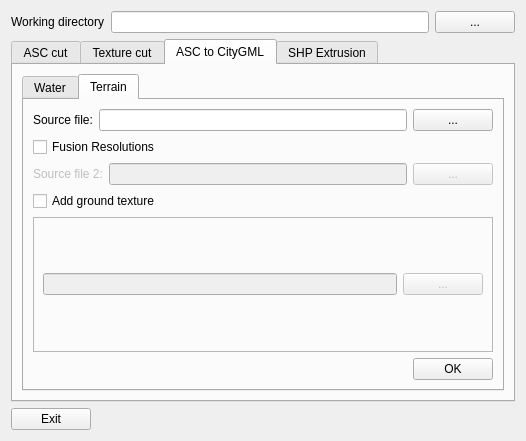
Old version of the form src/plugins/CityGMLFloodARQtPlugin/Dialogs/dialogFloodAR.ui in the repository VCityTeam/3DUSE.
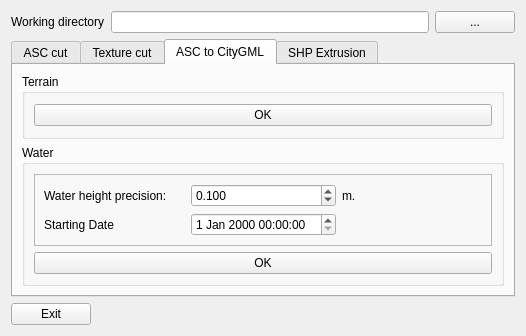
New version of the form. The open tabs and pages were chosen to show the change.

Commit message: Terrain to CityGML automation

```diff
--- a/src/plugins/CityGMLFloodARQtPlugin/Dialogs/dialogFloodAR.ui
+++ b/src/plugins/CityGMLFloodARQtPlugin/Dialogs/dialogFloodAR.ui
@@ -7,7 +7,7 @@
     <x>0</x>
     <y>0</y>
     <width>526</width>
-    <height>441</height>
+    <height>315</height>
    </rect>
   </property>
   <property name="windowTitle">
@@ -211,16 +211,31 @@
       </attribute>
       <layout class="QVBoxLayout" name="verticalLayout_7">
        <item>
-        <widget class="QTabWidget" name="tabWidget_2">
-         <property name="currentIndex">
-          <number>0</number>
+        <widget class="QGroupBox" name="groupBox_3">
+         <property name="title">
+          <string>Terrain</string>
          </property>
-         <widget class="QWidget" name="watertab">
-          <attribute name="title">
-           <string>Water</string>
-          </attribute>
           <layout class="QVBoxLayout" name="verticalLayout_5">
            <item>
+           <widget class="QPushButton" name="btn_ASCtoTerrain_exec">
+            <property name="text">
+             <string>OK</string>
+            </property>
+           </widget>
+          </item>
+         </layout>
+         <zorder>tabWidget_2</zorder>
+         <zorder>tabWidget_2</zorder>
+         <zorder>btn_ASCtoTerrain_exec</zorder>
+        </widget>
+       </item>
+       <item>
+        <widget class="QGroupBox" name="groupBox_2">
+         <property name="title">
+          <string>Water</string>
+         </property>
+         <layout class="QVBoxLayout" name="verticalLayout_2">
+          <item>
             <layout class="QHBoxLayout" name="horizontalLayout_6">
              <item>
               <widget class="QFrame" name="frame">
@@ -289,7 +304,7 @@
              </item>
             </layout>
            </item>
-           <item alignment="Qt::AlignRight">
+          <item>
             <widget class="QPushButton" name="btn_ASCtoWater_exec">
              <property name="text">
               <string>OK</string>
@@ -297,116 +312,9 @@
             </widget>
            </item>
           </layout>
-         </widget>
-         <widget class="QWidget" name="terraintab">
-          <attribute name="title">
-           <string>Terrain</string>
-          </attribute>
-          <layout class="QVBoxLayout" name="verticalLayout_2">
-           <item>
-            <layout class="QHBoxLayout" name="horizontalLayout_5">
-             <item>
-              <widget class="QLabel" name="label_7">
-               <property name="text">
-                <string>Source file:</string>
-               </property>
-              </widget>
-             </item>
-             <item>
-              <widget class="QLineEdit" name="lineEdit_ASCtoTerrain1"/>
-             </item>
-             <item>
-              <widget class="QPushButton" name="btn_ASCtoTerrain_src1">
-               <property name="text">
-                <string>...</string>
-               </property>
-              </widget>
-             </item>
-            </layout>
-           </item>
-           <item>
-            <widget class="QCheckBox" name="chkBox_fusion">
-             <property name="text">
-              <string>Fusion Resolutions</string>
-             </property>
-            </widget>
-           </item>
-           <item>
-            <layout class="QHBoxLayout" name="horizontalLayout_7">
-             <item>
-              <widget class="QLabel" name="label_14">
-               <property name="enabled">
-                <bool>false</bool>
-               </property>
-               <property name="text">
-                <string>Source file 2:</string>
-               </property>
-              </widget>
-             </item>
-             <item>
-              <widget class="QLineEdit" name="lineEdit_ASCtoTerrain2">
-               <property name="enabled">
-                <bool>false</bool>
-               </property>
-              </widget>
-             </item>
-             <item>
-              <widget class="QPushButton" name="ben_ASCtoTerrain_src2">
-               <property name="enabled">
-                <bool>false</bool>
-               </property>
-               <property name="text">
-                <string>...</string>
-               </property>
-              </widget>
-             </item>
-            </layout>
-           </item>
-           <item>
-            <widget class="QCheckBox" name="chkBox_tex">
-             <property name="text">
-              <string>Add ground texture</string>
-             </property>
-            </widget>
-           </item>
-           <item>
-            <widget class="QFrame" name="frame_2">
-             <property name="frameShape">
-              <enum>QFrame::StyledPanel</enum>
-             </property>
-             <property name="frameShadow">
-              <enum>QFrame::Raised</enum>
-             </property>
-             <layout class="QGridLayout" name="gridLayout_3">
-              <item row="1" column="0">
-               <widget class="QLineEdit" name="lineEdit_ASCtoTerrainTex">
-                <property name="enabled">
-                 <bool>false</bool>
-                </property>
-               </widget>
-              </item>
-              <item row="1" column="1">
-               <widget class="QPushButton" name="btn_ASCtoTerrain_tex">
-                <property name="enabled">
-                 <bool>false</bool>
-                </property>
-                <property name="text">
-                 <string>...</string>
-                </property>
-               </widget>
-              </item>
-             </layout>
-            </widget>
-           </item>
-           <item alignment="Qt::AlignRight">
-            <widget class="QPushButton" name="btn_ASCtoTerrain_exec">
-             <property name="text">
-              <string>OK</string>
-             </property>
-            </widget>
-           </item>
-          </layout>
-         </widget>
+         <zorder>frame</zorder>
+         <zorder></zorder>
+         <zorder>btn_ASCtoWater_exec</zorder>
         </widget>
        </item>
       </layout>
```
Left out of the diff: 23 changed lines with no effect on the pictures. Lines whose indentation alone changed are shown as unchanged. The commit also changes 4 other files.
